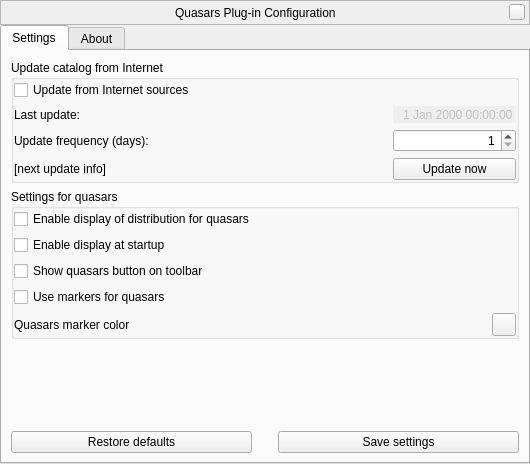
Above: plugins/Quasars/src/gui/quasarsDialog.ui from greck2908/stellarium before the change. Below: the same form after it.
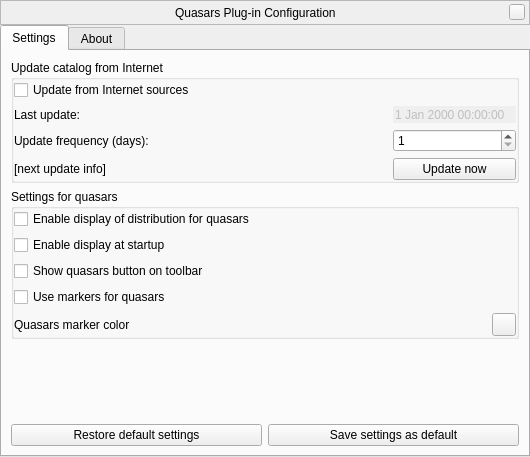
That is the form after the change. Custom widgets are drawn as their Qt base class.

```diff
--- a/plugins/Quasars/src/gui/quasarsDialog.ui
+++ b/plugins/Quasars/src/gui/quasarsDialog.ui
@@ -7,7 +7,7 @@
     <x>0</x>
     <y>0</y>
     <width>530</width>
-    <height>464</height>
+    <height>457</height>
    </rect>
   </property>
   <property name="windowTitle">
@@ -193,9 +193,6 @@
               <property name="frame">
                <bool>false</bool>
               </property>
-              <property name="alignment">
-               <set>Qt::AlignRight|Qt::AlignTrailing|Qt::AlignVCenter</set>
-              </property>
               <property name="buttonSymbols">
                <enum>QAbstractSpinBox::NoButtons</enum>
               </property>
@@ -210,9 +207,6 @@
             </item>
             <item row="1" column="2">
              <widget class="QSpinBox" name="updateFrequencySpinBox">
-              <property name="alignment">
-               <set>Qt::AlignRight|Qt::AlignTrailing|Qt::AlignVCenter</set>
-              </property>
               <property name="minimum">
                <number>1</number>
               </property>
@@ -353,26 +347,10 @@
             </sizepolicy>
            </property>
            <property name="text">
-            <string>Restore defaults</string>
+            <string>Restore default settings</string>
            </property>
           </widget>
          </item>
-         <item>
-          <spacer name="horizontalSpacer_2">
-           <property name="orientation">
-            <enum>Qt::Horizontal</enum>
-           </property>
-           <property name="sizeType">
-            <enum>QSizePolicy::Fixed</enum>
-           </property>
-           <property name="sizeHint" stdset="0">
-            <size>
-             <width>20</width>
-             <height>20</height>
-            </size>
-           </property>
-          </spacer>
-         </item>
          <item>
           <widget class="QPushButton" name="saveSettingsButton">
            <property name="sizePolicy">
@@ -382,7 +360,7 @@
             </sizepolicy>
            </property>
            <property name="text">
-            <string>Save settings</string>
+            <string>Save settings as default</string>
            </property>
           </widget>
          </item>
```
